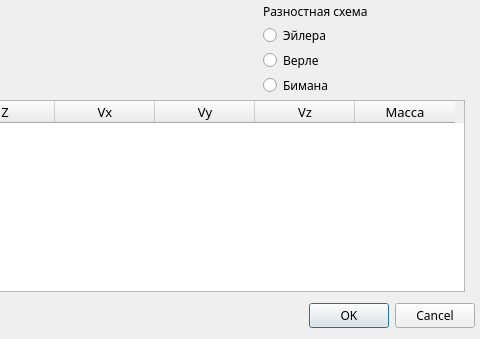
adozaraz/MathModelling, file UI/lab1.ui: the form before one commit; both pictures show x 356 to 836 and y 0 to 339 of the 836 by 339 pixel window.
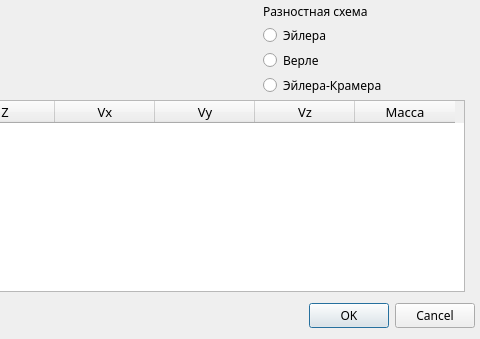
The form after the commit.

Commit message: Фиксы интерфейса + добавление схем

Diff of the .ui file:
```diff
--- a/UI/lab1.ui
+++ b/UI/lab1.ui
@@ -150,7 +150,7 @@
        </font>
       </property>
       <property name="text">
-       <string>Бимана</string>
+       <string>Эйлера-Крамера</string>
       </property>
      </widget>
     </item>
```
Left out of the diff: 2 changed lines with no effect on the pictures. The commit also changes 5 other files.
